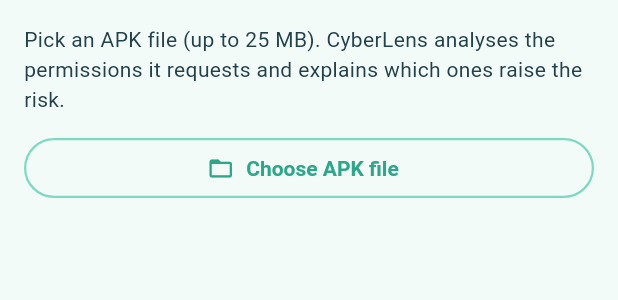
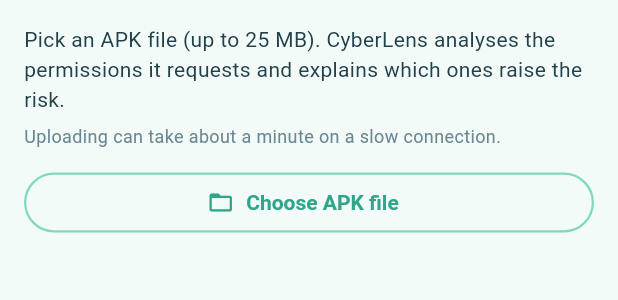
Before and after one commit to tanviparakh17/cyberlens_app, a Flutter app: the ApkTab widget shown alone on an empty page, opened directly, on a phone screen of 412 x 824 dp. Shown: the top 300 px of the screen. Run offline on Flutter 3.47's test engine with Material 3 defaults, Android fonts, the phone set to English and light mode, and no system bars; our stand-ins replace file_picker, image_picker, shared_preferences; missing offline and left inert: share_handler; accounts and stored records are empty; network calls fail.

Commit message:
Translate tab texts, errors and loading messages; add APK upload note

```diff
--- a/lib/tabs/account_tab.dart
+++ b/lib/tabs/account_tab.dart
@@ -119,7 +119,7 @@
       });
     } on ApiException catch (e) {
       if (!mounted) return;
-      setState(() => _scenarioError = e.message);
+      setState(() => _scenarioError = e.text(context));
     } catch (_) {
       if (!mounted) return;
       setState(() => _scenarioError = context.t('demo.loaderr'));
--- a/lib/tabs/apk_tab.dart
+++ b/lib/tabs/apk_tab.dart
@@ -4,6 +4,7 @@
 import 'package:flutter/material.dart';
 
 import '../api_service.dart';
+import '../l10n/app_strings.dart';
 import '../scan_widgets.dart';
 import '../app_theme.dart';
 import '../share_inbox.dart';
@@ -45,15 +46,15 @@
   /// Returns true if the file can be scanned; otherwise shows the reason.
   bool _check(PlatformFile file) {
     if (!file.name.toLowerCase().endsWith('.apk')) {
-      _reject('Please choose an .apk file.');
+      _reject(context.t('err.apkext'));
       return false;
     }
     if (file.size > _maxBytes) {
-      _reject('This APK is larger than 25 MB, which is the upload limit.');
+      _reject(context.t('err.apksize'));
       return false;
     }
     if (file.path == null) {
-      _reject('Could not read the selected file. Please try another one.');
+      _reject(context.t('err.apkread'));
       return false;
     }
     return true;
@@ -73,7 +74,7 @@
       size = await File(path).length();
     } catch (_) {
       if (!mounted) return;
-      _reject('Could not read the shared file. Please try again.');
+      _reject(context.t('err.sharedread'));
       return;
     }
     if (!mounted) return;
@@ -103,7 +104,8 @@
         error = null;
       });
     } catch (_) {
-      setState(() => error = 'Could not open the file picker. Please try again.');
+      if (!mounted) return;
+      setState(() => error = context.t('err.picker'));
     }
   }
 
@@ -121,25 +123,24 @@
       child: Column(
         crossAxisAlignment: CrossAxisAlignment.stretch,
         children: [
-          const Text(
-            'Pick an APK file (up to 25 MB). CyberLens analyses the permissions it '
-            'requests and explains which ones raise the risk.',
-          ),
+          Text(context.t('apk.intro')),
+          const SizedBox(height: 6),
+          Text(context.t('apk.slow'),
+              style: const TextStyle(fontSize: 12, color: AppColors.muted)),
           const SizedBox(height: 12),
           OutlinedButton.icon(
             onPressed: loading ? null : _pick,
             icon: const Icon(Icons.folder_open),
-            label: const Text('Choose APK file'),
+            label: Text(context.t('apk.choose')),
           ),
           if (file != null) ...[
             const SizedBox(height: 12),
             if (_fromShare)
-              const Padding(
-                padding: EdgeInsets.only(bottom: 8),
+              Padding(
+                padding: const EdgeInsets.only(bottom: 8),
                 child: Text(
-                  'Shared from another app. Scanning uploads this APK to the '
-                  'CyberLens server.',
-                  style: TextStyle(color: AppColors.muted),
+                  context.t('apk.shared'),
+                  style: const TextStyle(color: AppColors.muted),
                 ),
               ),
             ListTile(
@@ -153,8 +154,8 @@
               child: Padding(
                 padding: const EdgeInsets.all(12),
                 child: Text(_fromShare
-                    ? '\u{1F50E} Scan this APK?'
-                    : '\u{1F50E} Scan APK'),
+                    ? '\u{1F50E} ${context.t('btn.scanapk.q')}'
+                    : '\u{1F50E} ${context.t('btn.scanapk')}'),
               ),
             ),
           ],
@@ -163,7 +164,7 @@
             loading: loading,
             error: error,
             result: result,
-            loadingText: 'Uploading and analysing the APK... this can take up to a minute.',
+            loadingText: context.t('load.apk'),
           ),
         ],
       ),
```
Also changed, not shown: lib/api_service.dart (+25 -8 lines), lib/l10n/strings_en_result.dart (+28 -0 lines), lib/l10n/strings_hi_result.dart (+28 -0 lines), lib/l10n/strings_mr_result.dart (+28 -0 lines), lib/scan_widgets.dart (+5 -6 lines), lib/tabs/email1_tab.dart (+10 -9 lines), lib/tabs/url_tab.dart (+7 -6 lines).
